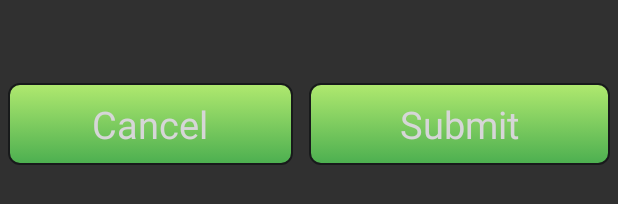
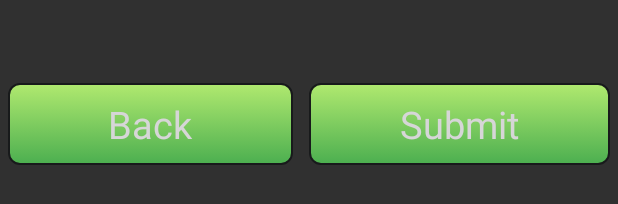
Before and after one commit to cyoni/SmartCart, an Android app: the layout activity_add_item.xml on its own in the app's theme, with its tools: preview values and no code run, on a phone screen of 412 x 824 dp. Shown: the part 614-818 px from the top of the screen. Run offline under Robolectric (Android 15) with nearby library versions, the phone set to English and light mode, and no system bars; plain views replace LoadingButton.

Commit message:
Fixed some bugs

```diff
--- a/app/src/main/java/com/example/smartcart/addItemActivity.java
+++ b/app/src/main/java/com/example/smartcart/addItemActivity.java
@@ -82,7 +82,11 @@ public class addItemActivity extends AppCompatActivity {
         mDatabase.child("items").child(cat).child(name).setValue(newItem);
 
         controller.toast(this, name + " has been added!");
-        finish();
+
+        t_name.setText("");
+        t_price.setText("");
+        t_quantity.setText("");
+        t_cat.setText("");
 
     }
 }
--- a/app/src/main/res/layout/activity_add_item.xml
+++ b/app/src/main/res/layout/activity_add_item.xml
@@ -120,10 +120,10 @@
             android:id="@+id/cancel"
             android:layout_width="wrap_content"
             android:layout_height="wrap_content"
+            android:layout_margin="5dp"
             android:layout_span="1"
             android:onClick="cancel"
-            android:text="Cancel"
-            android:layout_margin="5dp"
+            android:text="Back"
             android:textColor="@color/white" />
 
         <com.kusu.loadingbutton.LoadingButton
```
